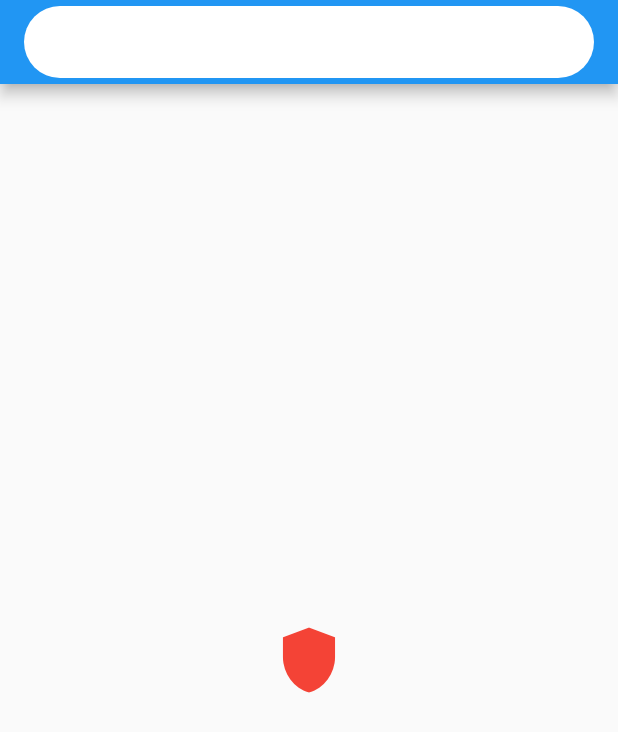
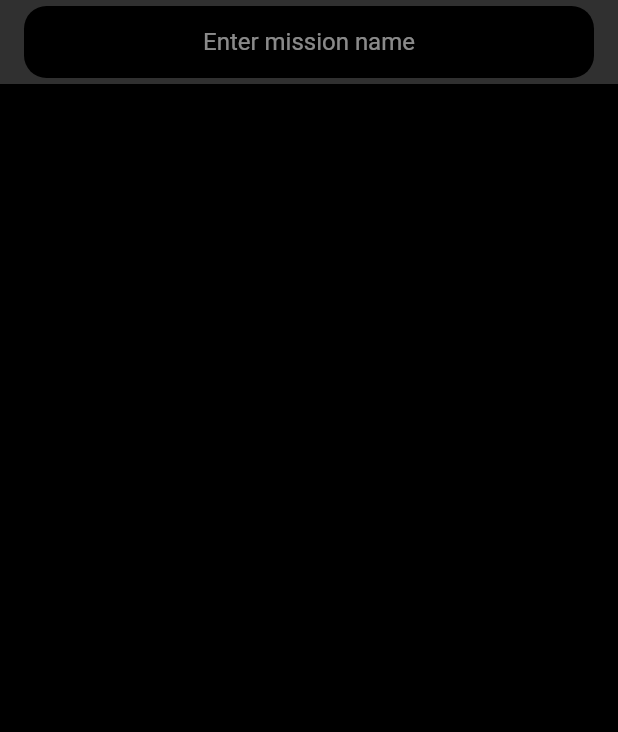
Before and after one commit to AlexRedDev/spacex_app, a Flutter app: the screen it shows after launch, on a phone screen of 412 x 824 dp. Shown: the top 732 px of the screen. Run offline on Flutter 3.47's test engine with Material 2 defaults, Android fonts, the phone set to English and light mode, and no system bars; our stand-ins replace bloc_concurrency, equatable, flutter_bloc, graphql, rxdart.

Commit message:
add new UI design

```diff
--- a/lib/src/api/graphql_client.dart
+++ b/lib/src/api/graphql_client.dart
@@ -3,9 +3,14 @@ import 'package:spacex_app/src/models/launches.dart';
 
 class GraphQlApi {
   final _link = HttpLink('https://api.spacex.land/graphql/');
+  late GraphQLClient _client;
+
+  GraphQlApi() {
+    _client = GraphQLClient(link: _link, cache: GraphQLCache());
+  }
 
   Future<List<Launches>> fetchLaunches(String missionName, int offset) async {
-    final GraphQLClient client = GraphQLClient(
+    _client = GraphQLClient(
       link: _link,
       cache: GraphQLCache(),
     );
@@ -13,7 +18,7 @@ class GraphQlApi {
     final options =
         QueryOptions(document: gql(_buildQuery(missionName, offset)));
 
-    final result = await client.query(options);
+    final result = await _client.query(options);
 
     if (result.hasException) {
       throw Exception(result.exception?.graphqlErrors);
@@ -29,6 +34,9 @@ class GraphQlApi {
       launches(find: {mission_name: "$missionName"}, limit: 10, offset: $offset) {
         mission_name
         details
+        links {
+          flickr_images
+        }
       }
     }''';
   }
--- a/lib/src/models/launches.dart
+++ b/lib/src/models/launches.dart
@@ -1,13 +1,16 @@
 class Launches {
   final String missionName;
   final String? details;
+  final String? urlImage;
 
   Launches({
     required this.missionName,
     required this.details,
+    required this.urlImage,
   });
 
   Launches.fromJson(Map<String, dynamic> json)
       : missionName = json['mission_name'] as String,
-        details = json['details'] == null ? '' : json['details'];
+        details = json['details'] ?? '',
+        urlImage = json['links']['flickr_images'][0] ?? '';
 }
--- a/lib/src/screens/home/home_view.dart
+++ b/lib/src/screens/home/home_view.dart
@@ -27,18 +27,21 @@ class _HomeViewState extends State<HomeView> {
   Widget build(BuildContext context) {
     return Scaffold(
       appBar: _appBar(),
+      backgroundColor: Colors.black,
       body: _listLauches(),
     );
   }
 
   AppBar _appBar() {
     return AppBar(
+      backgroundColor: Colors.grey[850],
       title: Container(
         decoration: BoxDecoration(
-          color: Colors.white,
-          borderRadius: BorderRadius.circular(25),
+          color: Colors.black,
+          borderRadius: BorderRadius.circular(15),
         ),
         child: TextField(
+          style: TextStyle(color: Colors.white, fontSize: 16),
           controller: _textController,
           onChanged: (value) {
             if (value.length <= 3) return;
@@ -47,9 +50,9 @@ class _HomeViewState extends State<HomeView> {
           },
           textAlign: TextAlign.center,
           decoration: const InputDecoration(
-            contentPadding: EdgeInsets.symmetric(horizontal: 12.0),
-            border: InputBorder.none,
-          ),
+              border: InputBorder.none,
+              hintText: 'Enter mission name',
+              hintStyle: TextStyle(color: Colors.white54)),
         ),
       ),
     );
@@ -71,12 +74,7 @@ class _HomeViewState extends State<HomeView> {
   }
 
   Widget _initialState() {
-    return const Center(
-        child: Icon(
-      Icons.shield_sharp,
-      color: Colors.red,
-      size: 52,
-    ));
+    return Container();
   }
 
   Widget _successState(AppState state) {
```
Also changed, not shown: lib/src/bloc/app_bloc.dart (+0 -51 lines), lib/src/repository/repository.dart (+3 -8 lines), lib/src/screens/home/widget/bottom_loader.dart (+5 -3 lines), lib/src/screens/home/widget/launches_item.dart (+46 -3 lines).
